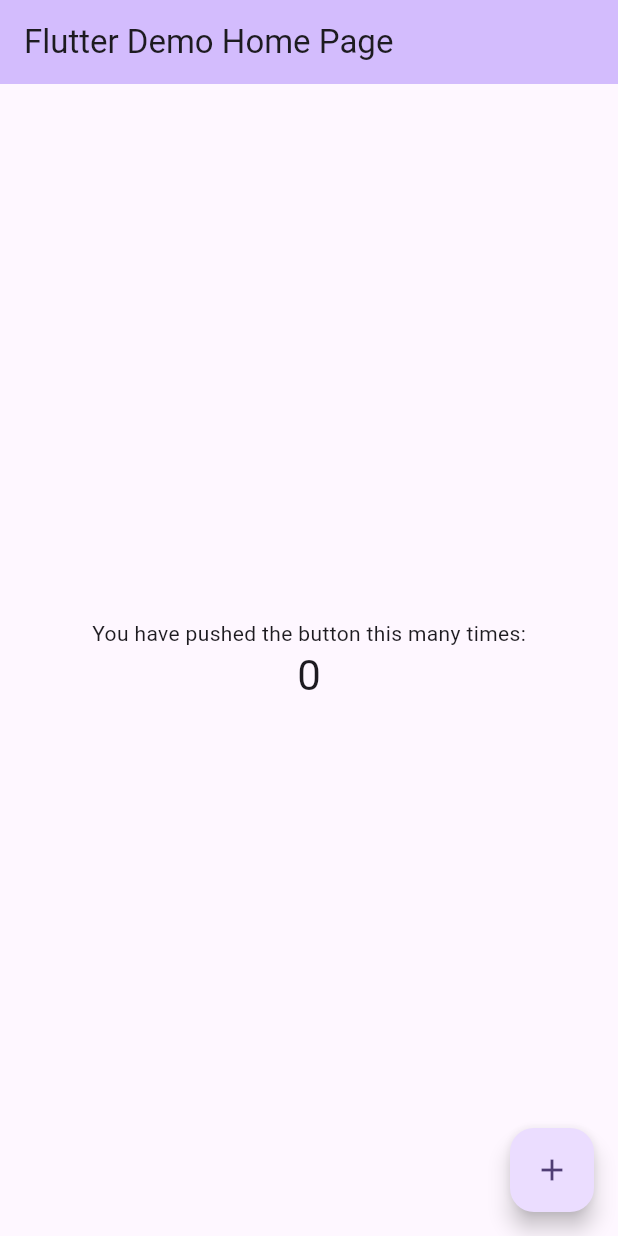
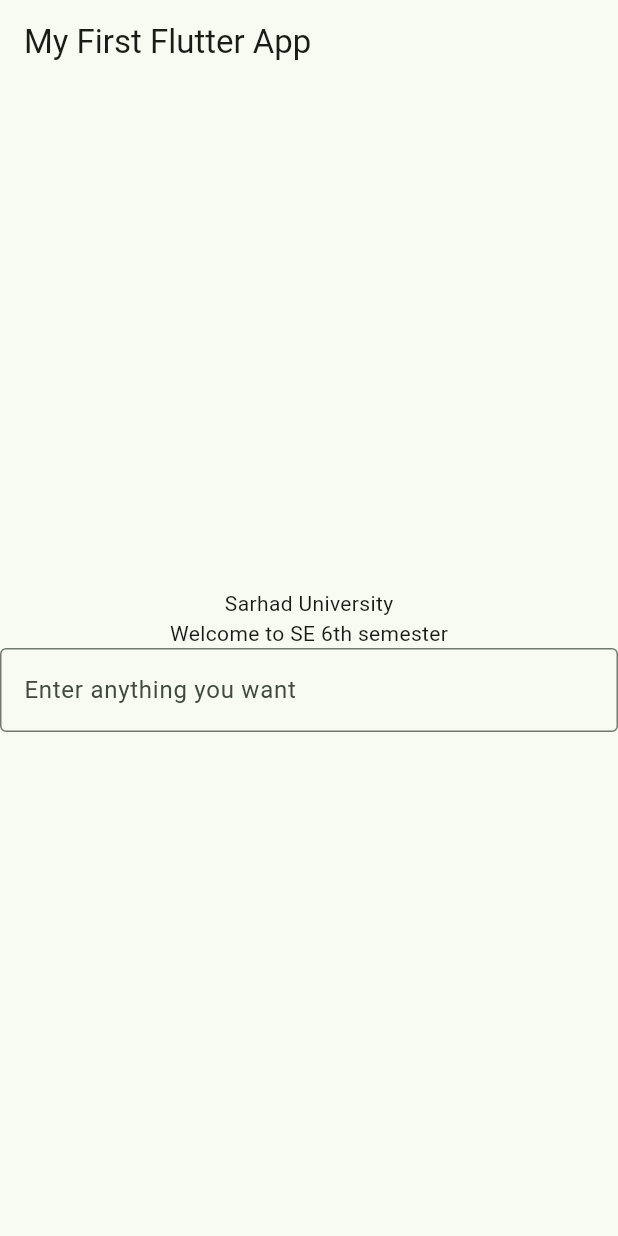
Before and after one commit to mhasgit/MobileAppDev, a Flutter app: the screen it shows after launch, on a phone screen of 412 x 824 dp. Run offline on Flutter 3.47's test engine with Material 3 defaults, Android fonts, the phone set to English and light mode, and no system bars.

Commit message:
dart basics practice

```diff
--- a/myfirstflutterapp/lib/main.dart
+++ b/myfirstflutterapp/lib/main.dart
@@ -13,40 +13,16 @@
     return MaterialApp(
       title: 'Flutter Demo',
       theme: ThemeData(
-        // This is the theme of your application.
-        //
-        // TRY THIS: Try running your application with "flutter run". You'll see
-        // the application has a purple toolbar. Then, without quitting the app,
-        // try changing the seedColor in the colorScheme below to Colors.green
-        // and then invoke "hot reload" (save your changes or press the "hot
-        // reload" button in a Flutter-supported IDE, or press "r" if you used
-        // the command line to start the app).
-        //
-        // Notice that the counter didn't reset back to zero; the application
-        // state is not lost during the reload. To reset the state, use hot
-        // restart instead.
-        //
-        // This works for code too, not just values: Most code changes can be
-        // tested with just a hot reload.
-        colorScheme: ColorScheme.fromSeed(seedColor: Colors.deepPurple),
+        colorScheme: ColorScheme.fromSeed(seedColor: Colors.green),
         useMaterial3: true,
       ),
-      home: const MyHomePage(title: 'Flutter Demo Home Page'),
+      home: const MyHomePage(title: 'My First Flutter App'),
     );
   }
 }
 
 class MyHomePage extends StatefulWidget {
   const MyHomePage({super.key, required this.title});
-
-  // This widget is the home page of your application. It is stateful, meaning
-  // that it has a State object (defined below) that contains fields that affect
-  // how it looks.
-
-  // This class is the configuration for the state. It holds the values (in this
-  // case the title) provided by the parent (in this case the App widget) and
-  // used by the build method of the State. Fields in a Widget subclass are
-  // always marked "final".
 
   final String title;
 
@@ -55,71 +31,35 @@
 }
 
 class _MyHomePageState extends State<MyHomePage> {
-  int _counter = 0;
 
   void _incrementCounter() {
     setState(() {
-      // This call to setState tells the Flutter framework that something has
-      // changed in this State, which causes it to rerun the build method below
-      // so that the display can reflect the updated values. If we changed
-      // _counter without calling setState(), then the build method would not be
-      // called again, and so nothing would appear to happen.
-      _counter++;
+
     });
   }
 
   @override
   Widget build(BuildContext context) {
-    // This method is rerun every time setState is called, for instance as done
-    // by the _incrementCounter method above.
-    //
-    // The Flutter framework has been optimized to make rerunning build methods
-    // fast, so that you can just rebuild anything that needs updating rather
-    // than having to individually change instances of widgets.
+
     return Scaffold(
       appBar: AppBar(
-        // TRY THIS: Try changing the color here to a specific color (to
-        // Colors.amber, perhaps?) and trigger a hot reload to see the AppBar
-        // change color while the other colors stay the same.
-        backgroundColor: Theme.of(context).colorScheme.inversePrimary,
-        // Here we take the value from the MyHomePage object that was created by
-        // the App.build method, and use it to set our appbar title.
         title: Text(widget.title),
       ),
-      body: Center(
-        // Center is a layout widget. It takes a single child and positions it
-        // in the middle of the parent.
+      body: const Center(
         child: Column(
-          // Column is also a layout widget. It takes a list of children and
-          // arranges them vertically. By default, it sizes itself to fit its
-          // children horizontally, and tries to be as tall as its parent.
-          //
-          // Column has various properties to control how it sizes itself and
-          // how it positions its children. Here we use mainAxisAlignment to
-          // center the children vertically; the main axis here is the vertical
-          // axis because Columns are vertical (the cross axis would be
-          // horizontal).
-          //
-          // TRY THIS: Invoke "debug painting" (choose the "Toggle Debug Paint"
-          // action in the IDE, or press "p" in the console), to see the
-          // wireframe for each widget.
           mainAxisAlignment: MainAxisAlignment.center,
-          children: <Widget>[
-            const Text(
-              'You have pushed the button this many times:',
-            ),
-            Text(
-              '$_counter',
-              style: Theme.of(context).textTheme.headlineMedium,
+          children: [
+            Text("Sarhad University"),
+            Text("Welcome to SE 6th semester"),
+            TextField(
+              decoration: InputDecoration(
+                labelText: 'Enter anything you want',
+                border: OutlineInputBorder(),
+              ),
             ),
           ],
         ),
       ),
-      floatingActionButton: FloatingActionButton(
-        onPressed: _incrementCounter,
-        tooltip: 'Increment',
-        child: const Icon(Icons.add),
-      ), // This trailing comma makes auto-formatting nicer for build methods.
     );
   }
 }
```
